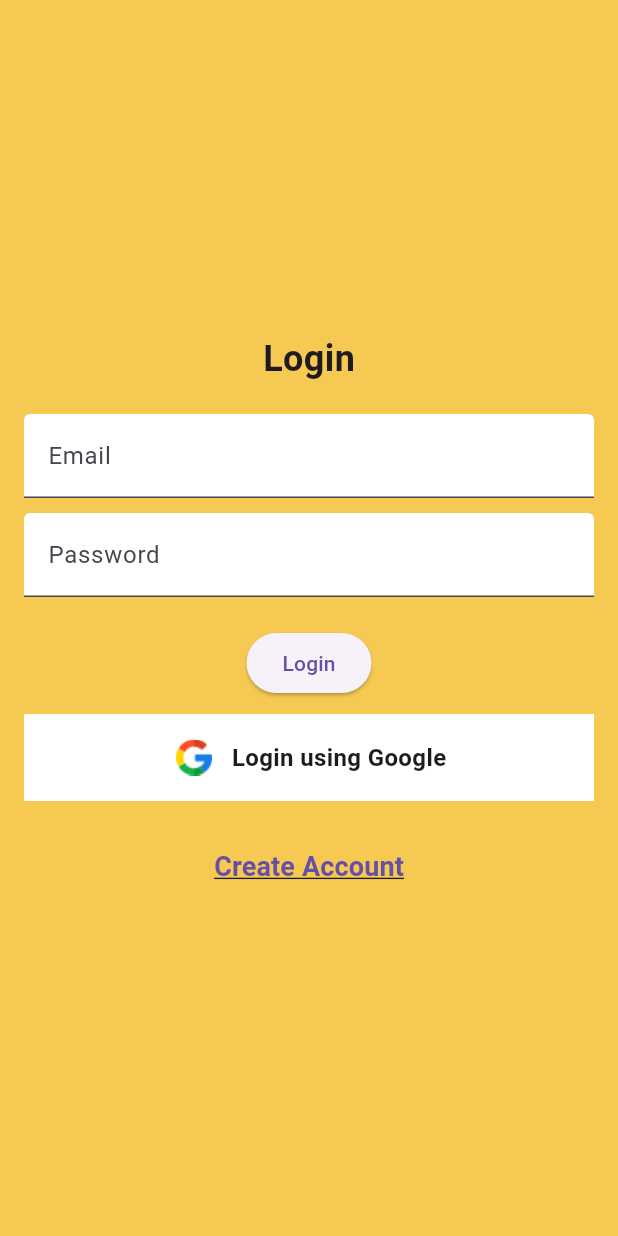
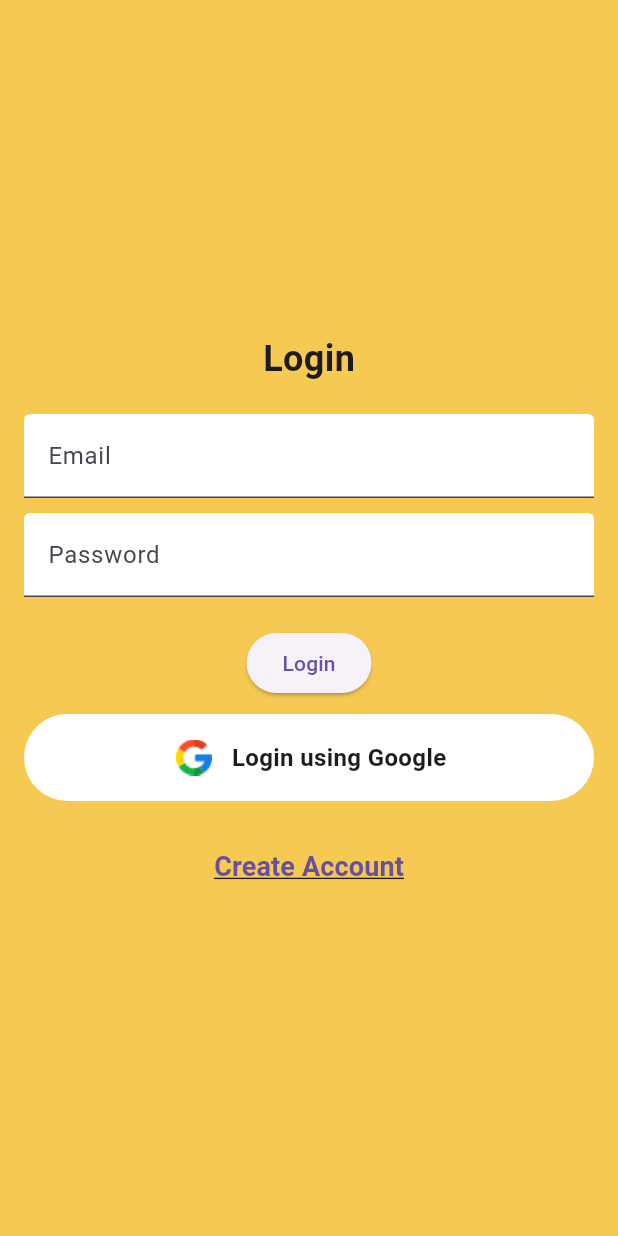
Before and after one commit to Chinmayee1103/Pawprints, a Flutter app: the screen it shows after launch, after a tap on "I am a User", on a phone screen of 412 x 824 dp. Run offline on Flutter 3.47's test engine with Material 3 defaults, Android fonts, the phone set to English and light mode, and no system bars; our stand-ins replace firebase_core, google_fonts; accounts and stored records are empty.

Commit message:
Changed the loginpage.dart

```diff
--- a/lib/loginpage.dart
+++ b/lib/loginpage.dart
@@ -53,7 +53,7 @@ class LoginPage extends StatelessWidget {
                 Container(
                   decoration: BoxDecoration(
                     color: Colors.white,
-                    borderRadius: BorderRadius.circular(0),
+                    borderRadius: BorderRadius.circular(30.0),
                   ),
                   padding: EdgeInsets.all(14.0),
                   child: Row(
@@ -83,9 +83,10 @@ class LoginPage extends StatelessWidget {
                   },
                   child: Text('Create Account',
                       style: TextStyle(
-                          fontSize: 18,
-                          fontWeight: FontWeight.w700,
-                          decoration: TextDecoration.underline)),
+                        fontSize: 18,
+                        fontWeight: FontWeight.w700,
+                        decoration: TextDecoration.underline,
+                      )),
                 ),
               ],
             ),
```
